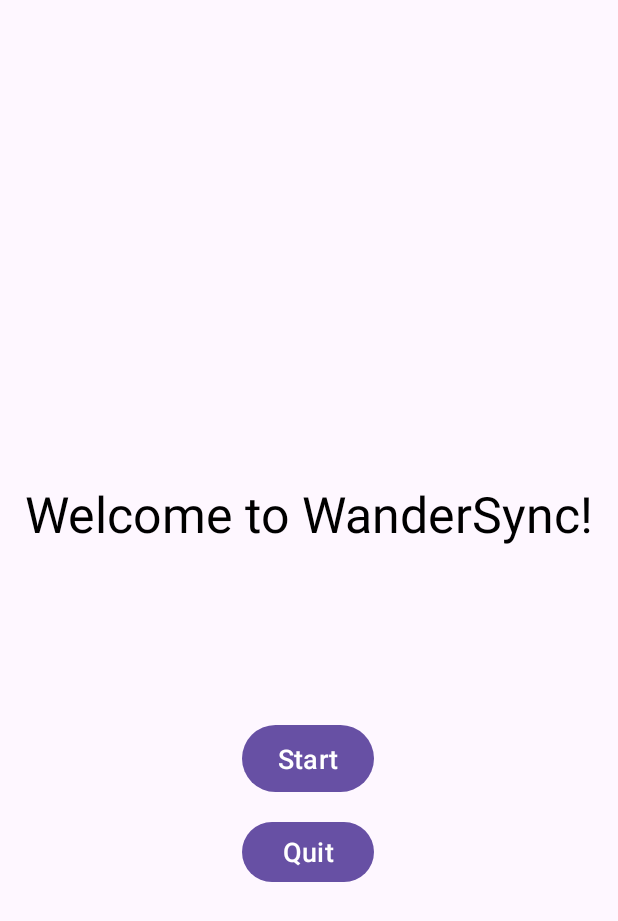
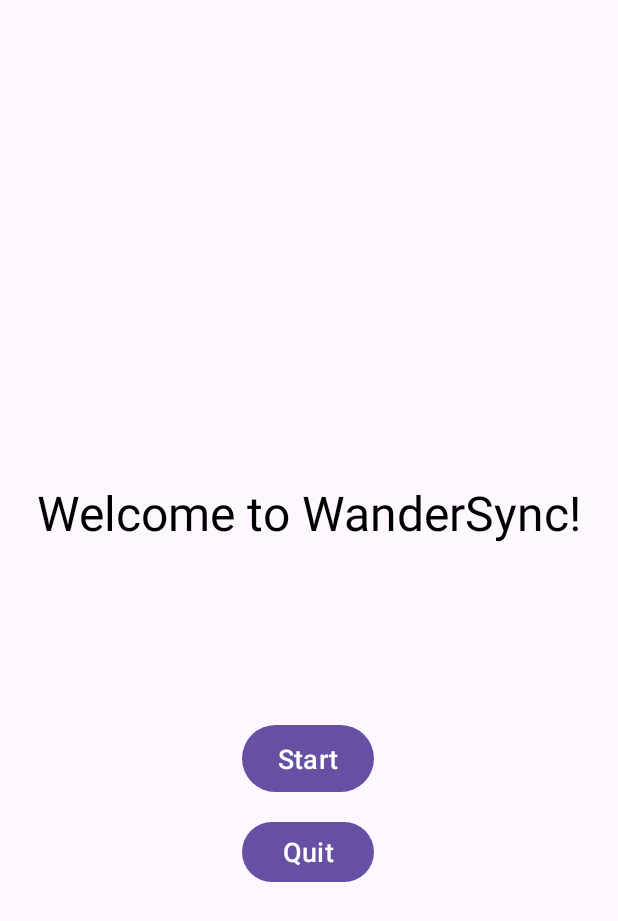
Before and after one commit to tnittala/CS2340C_Team15, an Android app: the screen it shows after launch (MainActivity), on a phone screen of 412 x 824 dp. Shown: the top 921 px of the screen. Run offline under Robolectric (Android 15) with nearby library versions, the phone set to English and light mode, and no system bars.

Commit message:
changing size of cover text

```diff
--- a/Project/2340Project/app/src/main/res/layout/activity_main.xml
+++ b/Project/2340Project/app/src/main/res/layout/activity_main.xml
@@ -14,7 +14,7 @@
         android:layout_marginTop="320dp"
         android:text="Welcome to WanderSync!"
         android:textColor="#000000"
-        android:textSize="33sp"
+        android:textSize="32sp"
         app:layout_constraintEnd_toEndOf="parent"
         app:layout_constraintStart_toStartOf="parent"
         app:layout_constraintTop_toTopOf="parent" />
```
